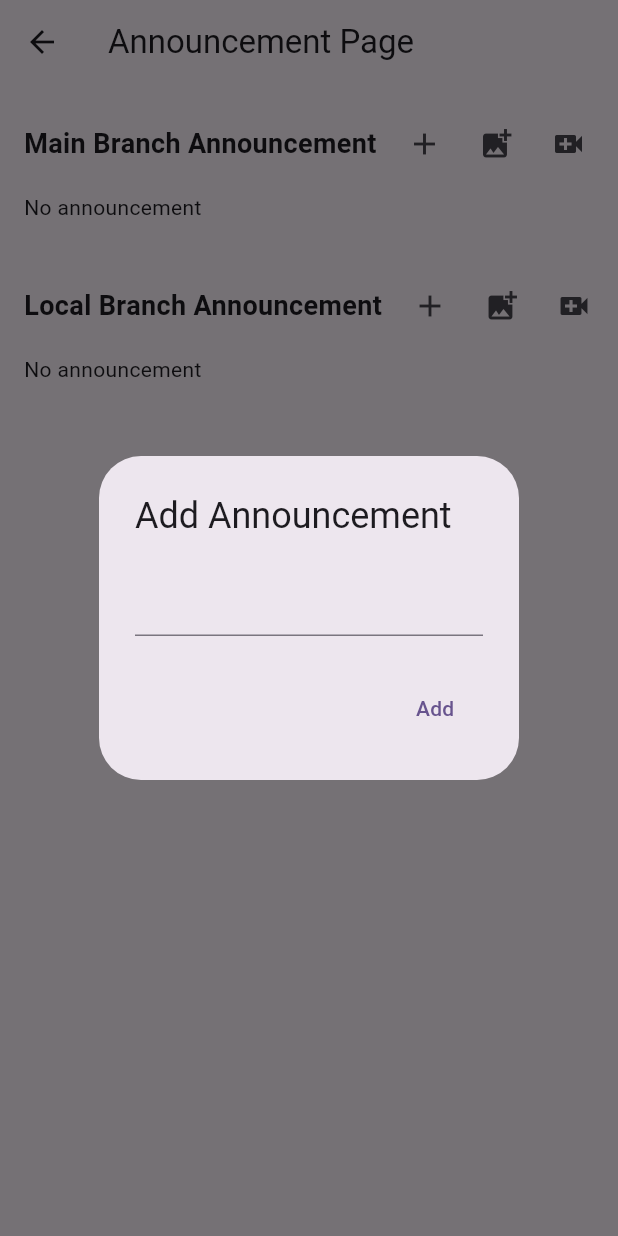
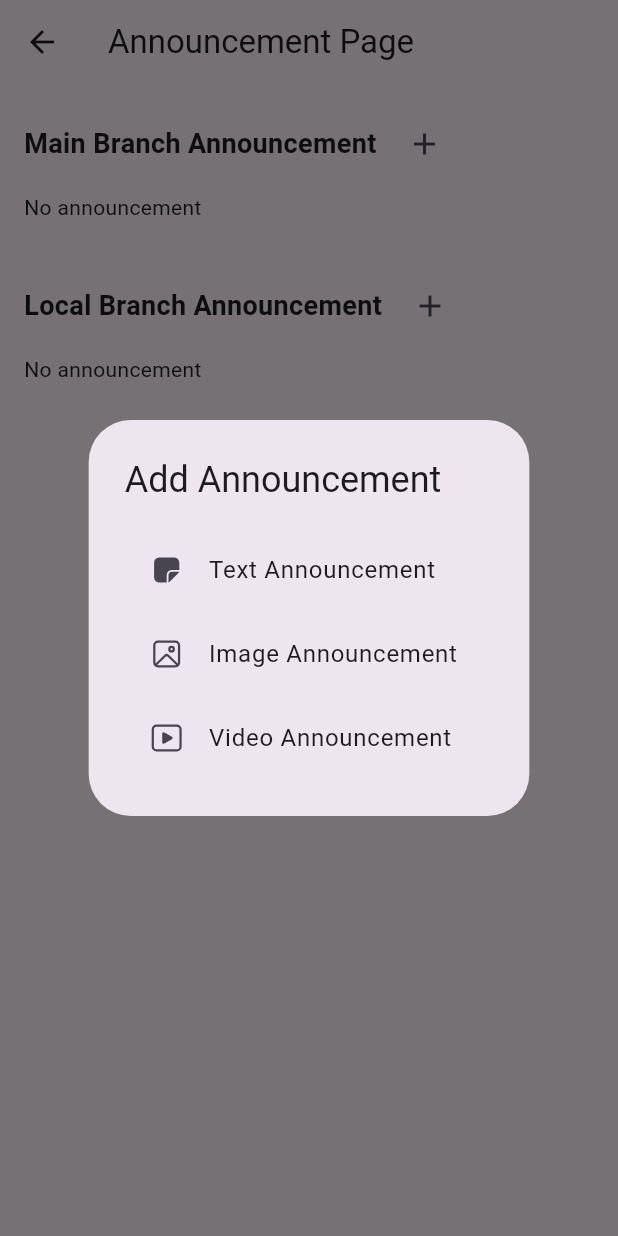
Before and after one commit to anvesh-s/Red_cross, a Flutter app: the AnnouncementPage screen opened directly, after a tap on the "add" icon, on a phone screen of 412 x 824 dp. Run offline on Flutter 3.47's test engine with Material 2 defaults, Android fonts, the phone set to English and light mode, and no system bars; our stand-ins replace fluentui_system_icons, image_picker.

Commit message:
Unified the announcement type button

```diff
--- a/lib/screens/announcement.dart
+++ b/lib/screens/announcement.dart
@@ -25,16 +25,12 @@ class _AnnouncementPageState extends State<AnnouncementPage> {
             _buildAnnouncementSection(
               'Main Branch Announcement',
               mainBranchAnnouncements,
-              () => _addAnnouncementForSection(true),
-              () => _addImageAnnouncement(true),
-              () => _addVideoAnnouncement(true),
+              isMainBranch: true,
             ),
             _buildAnnouncementSection(
               'Local Branch Announcement',
               localBranchAnnouncements,
-              () => _addAnnouncementForSection(false),
-              () => _addImageAnnouncement(false),
-              () => _addVideoAnnouncement(false),
+              isMainBranch: false,
             ),
           ],
         ),
@@ -44,11 +40,9 @@ class _AnnouncementPageState extends State<AnnouncementPage> {
 
   Widget _buildAnnouncementSection(
     String sectionTitle,
-    List<Announcement> announcements,
-    VoidCallback onAddText,
-    VoidCallback onAddImage,
-    VoidCallback onAddVideo,
-  ) {
+    List<Announcement> announcements, {
+    required bool isMainBranch,
+  }) {
     return Container(
       padding: EdgeInsets.all(16),
       child: Column(
@@ -65,16 +59,8 @@ class _AnnouncementPageState extends State<AnnouncementPage> {
               ),
               SizedBox(width: 8),
               IconButton(
-                onPressed: onAddText,
+                onPressed: () => _addAnnouncement(isMainBranch),
                 icon: Icon(Icons.add),
-              ),
-              IconButton(
-                onPressed: onAddImage,
-                icon: Icon(Icons.add_photo_alternate),
-              ),
-              IconButton(
-                onPressed: onAddVideo,
-                icon: Icon(Icons.video_call),
               ),
             ],
           ),
@@ -86,6 +72,12 @@ class _AnnouncementPageState extends State<AnnouncementPage> {
                       margin: EdgeInsets.symmetric(vertical: 8),
                       child: Column(
                         children: [
+                          if (announcement.text != null) ...[
+                            ListTile(
+                              leading: Icon(announcement.icon),
+                              title: Text(announcement.text!),
+                            ),
+                          ],
                           if (announcement.imageFile != null)
                             Image.file(
                               announcement.imageFile!,
@@ -93,10 +85,6 @@ class _AnnouncementPageState extends State<AnnouncementPage> {
                               width: double.infinity,
                               height: 200,
                             ),
-                          ListTile(
-                            leading: Icon(announcement.icon),
-                            title: Text(''),
-                          ),
                         ],
                       ),
                     );
@@ -108,7 +96,7 @@ class _AnnouncementPageState extends State<AnnouncementPage> {
     );
   }
 
-  void _addAnnouncementForSection(bool isMainBranch) {
+  void _addAnnouncement(bool isMainBranch) {
     showDialog(
       context: context,
       builder: (BuildContext context) {
@@ -116,6 +104,49 @@ class _AnnouncementPageState extends State<AnnouncementPage> {
 
         return AlertDialog(
           title: Text('Add Announcement'),
+          content: SingleChildScrollView(
+            child: Column(
+              children: [
+                ListTile(
+                  leading: Icon(FluentIcons.note_20_filled),
+                  title: Text('Text Announcement'),
+                  onTap: () {
+                    Navigator.of(context).pop();
+                    _addTextAnnouncement(isMainBranch);
+                  },
+                ),
+                ListTile(
+                  leading: Icon(FluentIcons.image_24_regular),
+                  title: Text('Image Announcement'),
+                  onTap: () {
+                    Navigator.of(context).pop();
+                    _addImageAnnouncement(isMainBranch);
+                  },
+                ),
+                ListTile(
+                  leading: Icon(FluentIcons.video_clip_24_regular),
+                  title: Text('Video Announcement'),
+                  onTap: () {
+                    Navigator.of(context).pop();
+                    _addVideoAnnouncement(isMainBranch);
+                  },
+                ),
+              ],
+            ),
+          ),
+        );
+      },
+    );
+  }
+
+  void _addTextAnnouncement(bool isMainBranch) {
+    showDialog(
+      context: context,
+      builder: (BuildContext context) {
+        String text = '';
+
+        return AlertDialog(
+          title: Text('Add Text Announcement'),
           content: TextField(
             onChanged: (value) {
               text = value;
@@ -127,6 +158,7 @@ class _AnnouncementPageState extends State<AnnouncementPage> {
                 setState(() {
                   final newAnnouncement = Announcement(
                     icon: FluentIcons.note_20_filled,
+                    text: text,
                   );
 
                   if (isMainBranch) {
@@ -166,17 +198,19 @@ class _AnnouncementPageState extends State<AnnouncementPage> {
   }
 
   void _addVideoAnnouncement(bool isMainBranch) {
-    // how to video no clue will learn
+    // no video for now AAAAHHHHHHHHH
     print('Add video announcement');
   }
 }
 
 class Announcement {
   final IconData icon;
+  final String? text;
   final File? imageFile;
 
   Announcement({
     required this.icon,
+    this.text,
     this.imageFile,
   });
 }
```
